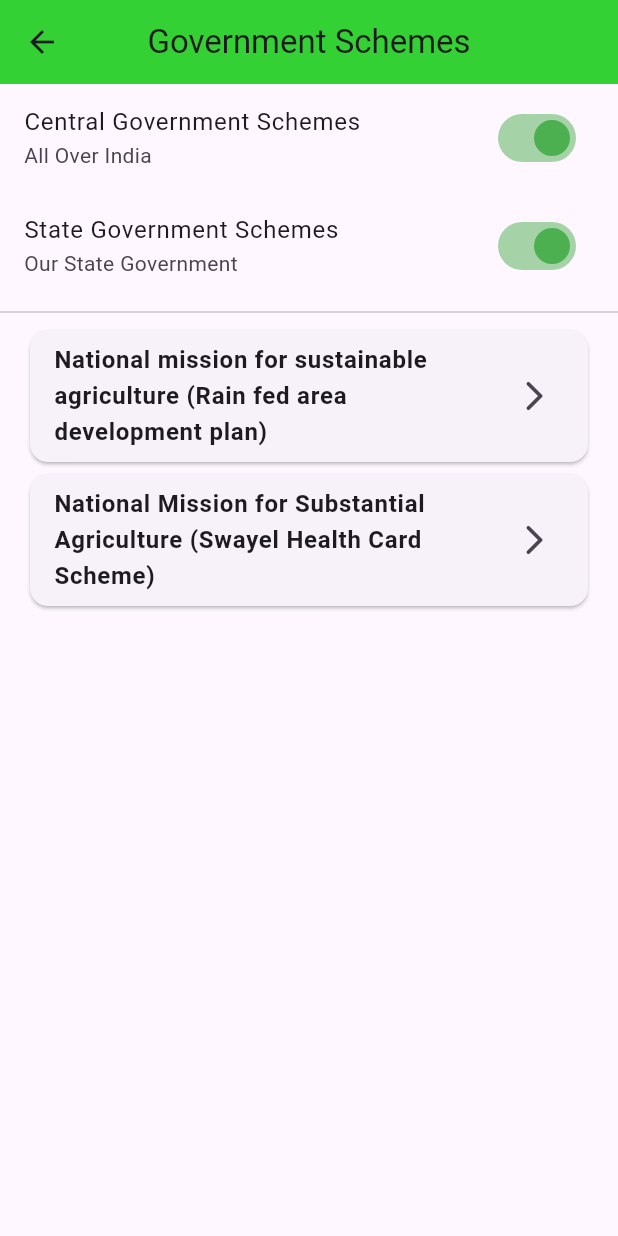
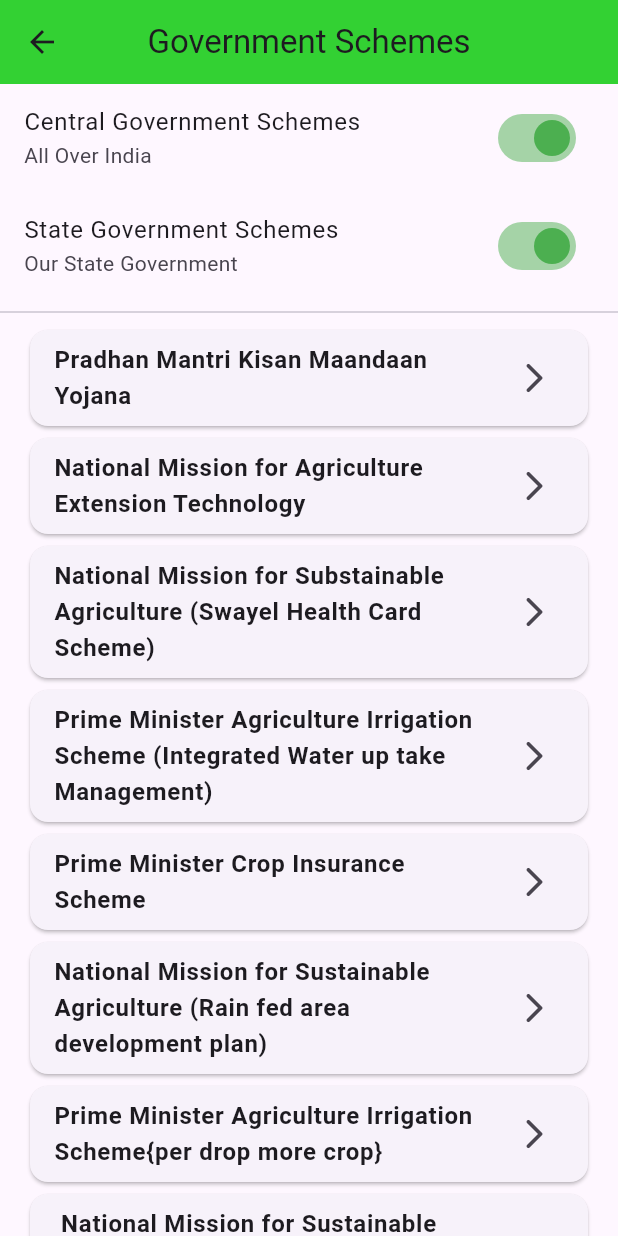
Before and after one commit to KarthikChallagundla/Krishi-Sahayak, a Flutter app: the Schemes screen opened directly, on a phone screen of 412 x 824 dp. Run offline on Flutter 3.47's test engine with Material 3 defaults, Android fonts, the light colour scheme and no system bars; our stand-ins replace cloud_firestore, firebase_auth, firebase_core, firebase_storage, flutter_dotenv, google_sign_in and 2 more; missing offline and left inert: razorpay_flutter, translator; accounts and stored records are empty; generated files the repository leaves out were written again.

Commit message:
Updated schemes data

```diff
--- /dev/null
+++ b/lib/database/scheme_data.dart
@@ -0,0 +1,126 @@
+List<Map<String, dynamic>> schemeData = [
+  {
+    "Name":"Pradhan Mantri Kisan Maandaan Yojana",
+    "Type": "Central",
+    "Shortcut": "PMKMY",
+    "Purpose": "To support small and marginal farmers in India that provides a monthly pension in old age",
+    "Eligibility": "Farmers between  of 18to 40 who own cultivable land up to 2 hectares are eligible",
+    "Benefits":" Once farmers reach age of 60, they will receive  monthly pension of Rs.3000",
+    "Enrollment":"Farmers an enroll online or at Common Service Centres",
+    "Family pension": "If the eligible subscriber dies while receiving a pension, their spouse is entitled to 50% f the pension as a family pension",
+    "Contributions": "Farmers will contribute between Rs.50 and Rs.200 per month, while government contributes an equal amount"
+  },
+  {
+    "Name": "National Mission for Agriculture Extension Technology" ,
+    "Type": "Central",
+    "Shortcut":" NMAET",
+    "Purpose": "Distribution of Agriculture Equipment under the sub mission on agriculture mechanisation",
+    "Eligibity": "Farmers in the rural of regional areas having forest, plateau and semi urban lands",
+    "Crops": "All crops",
+    "Benefits": "Government will help in increase farm power availability and reduce costs incurred in agriculture works",
+    "Verification": "District level contractual appointment, Deputy project director"
+  },
+  {
+    "Name": "National Mission for Substainable Agriculture (Swayel Health Card Scheme)",
+    "Type": "Central",
+    "Shortcut": "NMSA-I",
+    "Purpose": "Encourage Balanced and Integrated Fertilizer use in health card in 3 years",
+    "Eligibility": "soil pH level should be in fixed range at a particular region with nutrition management",
+    "Benefits": "Government will provide farmers in establishing of soil testing laboratories and support harmless fertilizer with subsidy",
+    "Crops": "All crops",
+    "Verification": "A team of agriculture management system with leading district agriculture officer"
+  },
+  {
+    "Name" : "Prime Minister Agriculture Irrigation Scheme (Integrated Water up take Management)",
+    "Type": "Central",
+    "Shortcut": "PMAIS",
+    "Purpose": "Effective Management of soil and water conservation in the catchment area",
+    "Reason": "Insufficient water sources nearby and poor water sources available",
+    "Crops": "For all crops which facing less irrigation management",
+    "Benefits": "Government will construct water capacity buildings in effective rain trap management, drainage line treatment and soil and moisture management",
+    "Situation": "Farmers are facing lack of irrigation in the cultivation in the unit",
+    "Verification": "Water Authority project officer, water supply committee chairman"
+  },
+
+  {
+    "Name" :"Prime Minister Crop Insurance Scheme",
+    "Type": "Central",
+    "Shortcut":"PMCIS",
+    "Purpose" : "Empowering farmers in natural calamities, pests and destruction, providing insurance and financial assistance to farmers",
+    "Eligibility": "Farmers should be notified having crop loan account and crop credit limit as been approved during the season",
+    "Crops" : "Rice , Soyabean, Peanut, Wheat" ,
+    "Benefits": "Providing financial assistance of 90% of the damage supported by companies Agriculture Insurence of India, ICICI , HDFC, Tata Agriculture",
+    "Situation": "Crop should damage 80%-90% of entire cultivated land in the unit",
+    "Verification" : "District level monitoring committee under the chairman ship of District Collector"
+  },
+  {
+    "Name": "National Mission for Sustainable Agriculture (Rain fed area development plan)",
+    "Type": "Central",
+    "Shortcut": "NMSA-II",
+    "Theme": "providing livelihood resources to the farmers in rain fed areas by reduction of risks through integrated agriculture system.",
+    "Eligibility": "farmers should notify and enrolled their details of the crop in the nearby Mandal agriculture center. ",
+    "Crops": "all crops are eligible",
+    "Benefits": "Government will provide an amount of 1 lakh excluding cost of construction of ponds, repairs, shortage of polyhouses.",
+    "Situation": "farmers affecting in heavy rainfall in rain fed area can avail this scheme.",
+    "Verification": "a team of agriculture management system with leading district agriculture officer."
+  },
+  {
+    "Name": "Prime Minister Agriculture Irrigation Scheme{per drop more crop}",
+    "Type": "Central",
+    "Shortcut":" PMAIS",
+    "Purpose": "Affective management of soil and water conservation to increase the irrigation efficiency.",
+    "Reason": "Insufficient water sources nearby, poor, water sources available.",
+    "Benefits": "Government will provide 60% subsidy for the sprinkler and drip irrigation system for poor farmers and 40% subsidy for moderate farmers.",
+    "Situation":" Farmers are facing lack of irrigation in the cultivation in an unit.",
+    "Verification":" Water authority project officer water supply committee chairman and Regional Rural Agricultural Extension officer."
+  },
+  {
+    "Name":" National Mission for Sustainable Agriculture{the traditional agriculture development plan}",
+    "Type": "Central",
+    "Shortcut": "NMSA-III",
+    "Theme":" organic farming by adopting low cast environmental friendly techniques.",
+    "Eligibility": "Organic-the respected crop should practice chemical less farming from an year past.",
+    "Crops": "All crops are eligible",
+    "Benefits":" Government will support organic chemicals & fertilizers and promote certified organic farming based on participatory guarantee system ",
+    "Situation": "who are willing for organic farming.",
+    "Verification": "soil testing report verified through agriculture portal."
+  },
+  {
+    "Name": "National Mission for Agriculture Extension Technology",
+    "Type": "Central",
+    "Shortcut": "NMAET",
+    "Theme": "All mission on agriculture extension.",
+    "Eligibility": "Farmers in the rural of regional areas having forests, plateau lands ,semi urban lands.",
+    "Crops": "All crops are eligible.",
+    "Benefits": "Government will provide financial and subsidize the equipment for all classes of farmers.",
+    "Verification" :"district level contractual appointment deputy project director."
+  },
+  {
+    "Name": "Andhra Pradesh Micro Irrigation Project",
+    "Type": "State",
+    "Shortcut": "APMIP",
+    "Purpose": "To enhance and support small and marginal farmers for cultivation of crop based on their income",
+    "Eligibility": "100% subsidy for SC/ST farmers with land less than 5 acres and income up to 2 lakhs,90% subsidy for other farmers with land less than 5 acres and income up to 2 lakhs, 70% subsidy for medium farmers with land between 5 and 10 acres and income up to 2.8 lakhs, 50% subsidy for all other farmers with land more than 10 acres",
+    "Benefits": "equipment for drip irrigation are provided under subsidy",
+    "Reason": "To reduce power consumption, decrease pest and disease attack, to save irrigation water and increase 30% yields"
+  },
+  {
+    "Name": "Kisan No Interest Loans on Crop Cultivation (Sunna Vaddi Panta Runalu)",
+    "Type": "State",
+    "Shortcut": "KILCC",
+    "Purpose": "To ensure enhanced production of crops, besides providing crop loans to farmers at a cheaper interest rate",
+    "Reason": "receiving high number of suicides by Farmers of Telugu states due to loans with high interest and insufficient profits and high losses Reducing the debt burden of small and marginal farmers and encouraging repayment",
+    "Eligibility": "Beneficiaries under the scheme are farmers who have taken loans from banks and are prompt in repayment of their loans. The farmers are required to repay their outstanding loans within  due date",
+    "Benefits": "Farmers can get loan up to Rs.1 lakh with interest 1% and return the loan within the due date",
+    "Implementing Agencies" : "Department of Agriculture and Coperation, Government of Andhra Pradesh through banks"
+  },
+  {
+    "Name": "Andhra Pradesh Rythu Raksha Scheme",
+    "Type": "State",
+    "Shortcut": "APRR",
+    "Purpose": "To provide financial assistance to farmers in the state by amount Rs. 5000 is given to farmers by starting of Kharif and Rabi seasons to prepare land, purchasing and sowing seeds and to pay labour charges",
+    "Objective": "To provide financial security in both sowing seasons and stop farmer suicides in taking loans",
+    "Benefits": "Financial assistance of Rs. 10000 per year, and given at starting of sowing period",
+    "Eligibility": "All small and marginal farmers of Andhra Pradesh all eligible",
+  }
+];
--- a/lib/farmer_pages/schemes.dart
+++ b/lib/farmer_pages/schemes.dart
@@ -1,3 +1,4 @@
+import 'package:demo_mvp/database/scheme_data.dart';
 import 'package:flutter/material.dart';
 import 'package:translator/translator.dart';
 
@@ -16,27 +17,7 @@ class _SchemesState extends State<Schemes> {
   @override
   Widget build(BuildContext context) {
 
-    List<Map<String, dynamic>> schemesData = [
-      {
-        "NAME": "National mission for sustainable agriculture (Rain fed area development plan)",
-        "Scheme": "Central",
-        "Theme": "Providing livelihood resources to the farmers in rain fed areas by reduction of risks through integrated agriculture system.",
-        "Eligibility": "Farmers should notify and enrolled their details of the crop in the nearby mandal agriculture center.",
-        "Crops": "All crops are eligible",
-        "Benefits": "Government will provide an amount of 1 lakh excluding cost of construction of ponds, repairs,shortage of polyhouses.",
-        "Situation": "Farmers affecting in heavy rainfall in rain fed area can avail this scheme.",
-        "Verification": "A team of agriculture management system with leading district agriculture officer.",
-      },
-      {
-        "NAME": "National Mission for Substantial Agriculture (Swayel Health Card Scheme)",
-        "SCHEME": "Central",
-        "THEME": "Encourage Balaced and Integrated Fertilizer use in health card in 3 years",
-        "ELIGIBILITY": "Soil pH level should be in fixed range at a particular region with nutrition management",
-        "BENEFITS": "Government will provide farmers in establishing of soil testing laboratories and support harmless fertilizer with subsidy",
-        "CROPS": "All crops",
-        "VERIFICATION": "A team of agriculture management system with leading district agriculture officer"
-      },
-    ];
+    List<Map<String, dynamic>> schemesData = schemeData;
 
     return Scaffold(
       appBar: AppBar(
@@ -74,14 +55,14 @@ class _SchemesState extends State<Schemes> {
               itemCount: schemesData.length,
               itemBuilder: (context, index) {
                 Map<String, dynamic> scheme = schemesData[index];
-                return Padding(
+                return !((central && scheme['Type'] == 'Central') || (state && scheme['Type'] == 'State')) ? Container() : Padding(
                   padding: const EdgeInsets.symmetric(horizontal: 16),
                   child: Card(
                     child: ListTile(
                       onTap: () {
                         Navigator.of(context).push(MaterialPageRoute(builder: (context) => SchemeDetails(scheme: scheme)));
                       },
-                      title: Text(scheme['NAME'], style: TextStyle(fontWeight: FontWeight.bold),),
+                      title: Text(scheme['Name'], style: TextStyle(fontWeight: FontWeight.bold),),
                       trailing: Icon(Icons.arrow_forward_ios_rounded),
                     ),
                   ),
@@ -114,12 +95,11 @@ class _SchemeDetailsState extends State<SchemeDetails> {
     return Scaffold(
       appBar: AppBar(
         backgroundColor: Color.fromRGBO(0, 200, 0, 0.8),
-        title: Text('${scheme['NAME']} Details'),
+        title: Text('${scheme['Shortcut']} Details'),
       ),
       body: Container(
-        decoration: BoxDecoration(color: Colors.orange),
         child: ListView.builder(
-          itemCount: keys.length - 2,
+          itemCount: keys.length - 3,
           itemBuilder: (context, index) {
             return Column(
               crossAxisAlignment: CrossAxisAlignment.start,
@@ -129,16 +109,16 @@ class _SchemeDetailsState extends State<SchemeDetails> {
                   decoration: BoxDecoration(
                     color: Colors.blue
                   ),
-                  child: Text(keys[index + 2].toUpperCase(), style: TextStyle(fontSize: 20, fontWeight: FontWeight.bold, color: Colors.white), textAlign: TextAlign.center,)
+                  child: Text(keys[index + 3].toUpperCase(), style: TextStyle(fontSize: 20, fontWeight: FontWeight.bold, color: Colors.white), textAlign: TextAlign.center,)
                 ),
                 SizedBox(height: 10,),
                 Padding(
                   padding: const EdgeInsets.symmetric(horizontal: 16),
                   child: FutureBuilder<String>(
-                    future: translateText(scheme[keys[index + 2]], currentLocale.languageCode),
+                    future: translateText(scheme[keys[index + 3]], currentLocale.languageCode),
                     builder: (context, snapshot) {
                       if (snapshot.connectionState == ConnectionState.waiting) {
-                        return Text('');
+                        return Center(child: CircularProgressIndicator(),);
                       } else if (snapshot.hasError) {
                         return Text(scheme[keys[index + 1]]);
                       } else {
```
